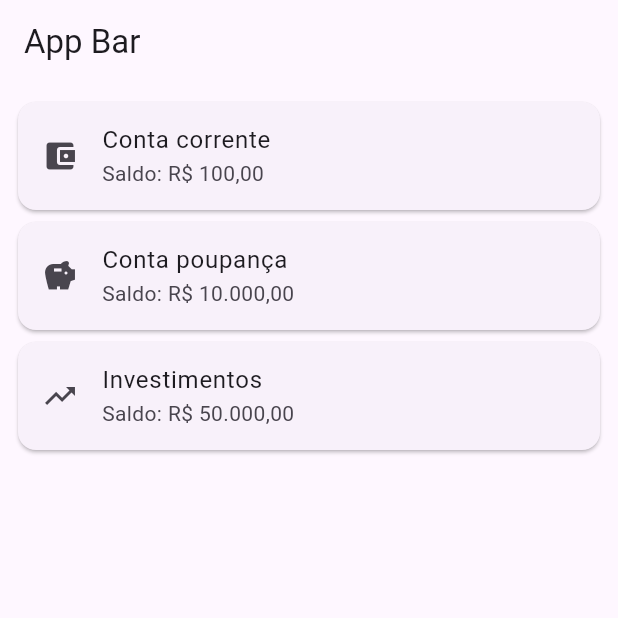
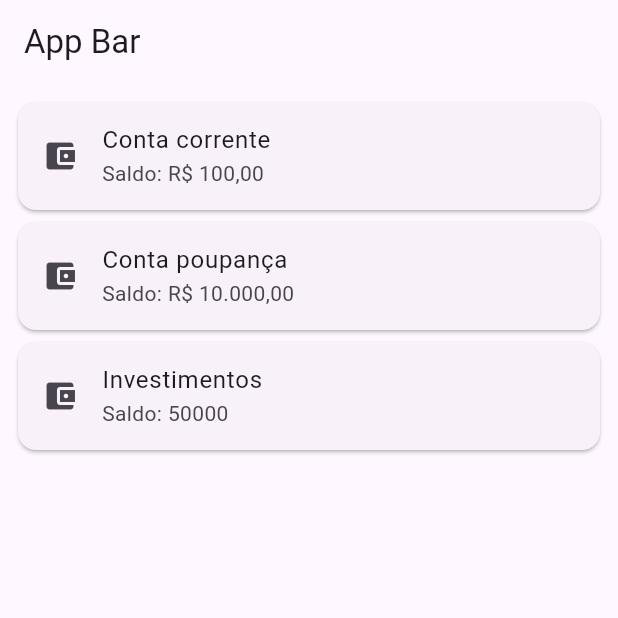
Before and after one commit to mecoxeco/Flutter, a Flutter app: the screen it shows after launch, on a phone screen of 412 x 824 dp, the top half of it. Run offline on Flutter 3.47's test engine with Material 3 defaults, Android fonts, the phone set to English and light mode, and no system bars.

Commit message:
Update card.dart

```diff
--- a/exercises/atividade2/lib/components/card.dart
+++ b/exercises/atividade2/lib/components/card.dart
@@ -1,4 +1,15 @@
 import 'package:flutter/material.dart';
+
+class ContaBancaria<T> {
+  final String tipoConta;
+  final T saldo;
+
+  ContaBancaria({required this.tipoConta, required this.saldo});
+
+  String mostrarSaldo() {
+    return 'Saldo: $saldo';
+  }
+}
 
 class CardMini extends StatelessWidget {
   const CardMini({super.key});
@@ -8,28 +19,26 @@ class CardMini extends StatelessWidget {
     return ListView(
       padding: const EdgeInsets.all(8),
       children: <Widget>[
-        Card(
-          child: ListTile(
-            leading: const Icon(Icons.account_balance_wallet),
-            title: const Text('Conta corrente'),
-            subtitle: const Text('Saldo: R\$ 100,00'),
-          ),
+        _buildCard(
+          ContaBancaria<String>(tipoConta: 'Conta corrente', saldo: 'R\$ 100,00'),
         ),
-        Card(
-          child: ListTile(
-            leading: const Icon(Icons.savings),
-            title: const Text('Conta poupança'),
-            subtitle: const Text('Saldo: R\$ 10.000,00'),
-          ),
+        _buildCard(
+          ContaBancaria<String>(tipoConta: 'Conta poupança', saldo: 'R\$ 10.000,00'),
         ),
-        Card(
-          child: ListTile(
-            leading: const Icon(Icons.trending_up),
-            title: const Text('Investimentos'),
-            subtitle: const Text('Saldo: R\$ 50.000,00'),
-          ),
+        _buildCard(
+          ContaBancaria<int>(tipoConta: 'Investimentos', saldo: 50000),
         ),
       ],
     );
   }
+
+  Widget _buildCard(ContaBancaria conta) {
+    return Card(
+      child: ListTile(
+        leading: const Icon(Icons.account_balance_wallet),
+        title: Text(conta.tipoConta),
+        subtitle: Text(conta.mostrarSaldo()),
+      ),
+    );
+  }
 }
```
